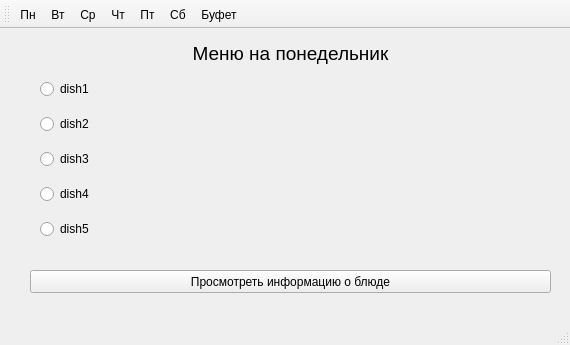
This is menu.ui in ksnsmnv/yandex-project as Qt 5 draws it before an edit. The edited form follows.
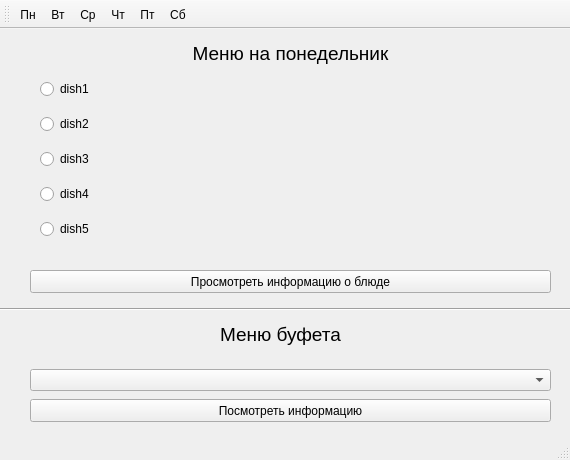
This is the edited form.

```diff
--- a/menu.ui
+++ b/menu.ui
@@ -7,7 +7,7 @@
     <x>0</x>
     <y>0</y>
     <width>570</width>
-    <height>345</height>
+    <height>460</height>
    </rect>
   </property>
   <property name="windowTitle">
@@ -133,6 +133,68 @@
      <string notr="true">button_group</string>
     </attribute>
    </widget>
+   <widget class="QLabel" name="title_2">
+    <property name="geometry">
+     <rect>
+      <x>30</x>
+      <y>290</y>
+      <width>501</width>
+      <height>31</height>
+     </rect>
+    </property>
+    <property name="font">
+     <font>
+      <pointsize>14</pointsize>
+      <weight>50</weight>
+      <bold>false</bold>
+     </font>
+    </property>
+    <property name="layoutDirection">
+     <enum>Qt::LeftToRight</enum>
+    </property>
+    <property name="text">
+     <string>Меню буфета</string>
+    </property>
+    <property name="alignment">
+     <set>Qt::AlignCenter</set>
+    </property>
+   </widget>
+   <widget class="QComboBox" name="buffet_dish">
+    <property name="geometry">
+     <rect>
+      <x>30</x>
+      <y>340</y>
+      <width>521</width>
+      <height>22</height>
+     </rect>
+    </property>
+   </widget>
+   <widget class="Line" name="line">
+    <property name="geometry">
+     <rect>
+      <x>-3</x>
+      <y>270</y>
+      <width>581</width>
+      <height>20</height>
+     </rect>
+    </property>
+    <property name="orientation">
+     <enum>Qt::Horizontal</enum>
+    </property>
+   </widget>
+   <widget class="QPushButton" name="information">
+    <property name="geometry">
+     <rect>
+      <x>30</x>
+      <y>370</y>
+      <width>521</width>
+      <height>23</height>
+     </rect>
+    </property>
+    <property name="text">
+     <string>Посмотреть информацию</string>
+    </property>
+   </widget>
   </widget>
   <widget class="QStatusBar" name="statusbar"/>
   <widget class="QToolBar" name="toolBar">
@@ -151,7 +213,6 @@
    <addaction name="thu"/>
    <addaction name="fri"/>
    <addaction name="sat"/>
-   <addaction name="buffet"/>
   </widget>
   <action name="mon">
    <property name="text">
```
Left out of the diff: 2 changed lines with no effect on the pictures.
